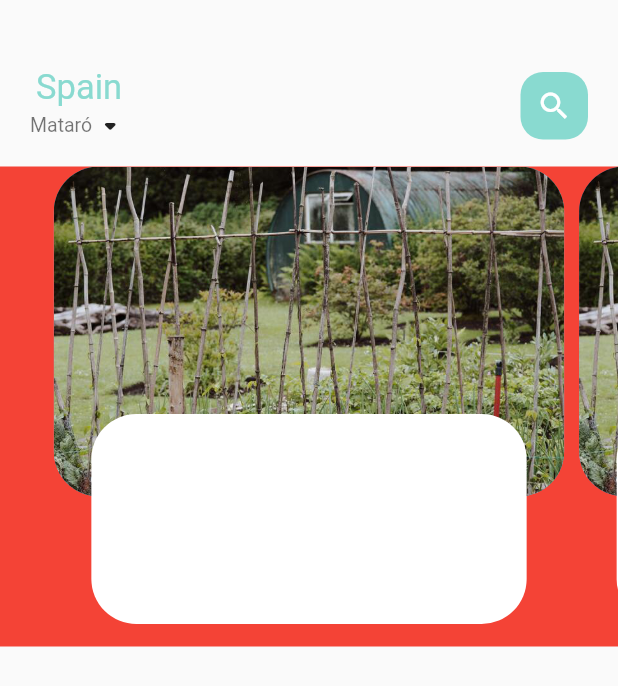
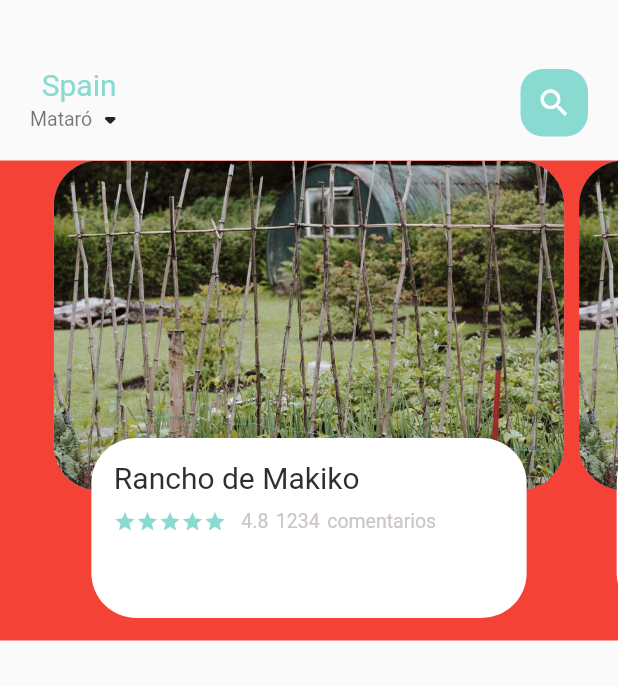
Before and after one commit to GitRockie/farmee, a Flutter app: the screen it shows after launch, on a phone screen of 412 x 824 dp. Shown: the top 686 px of the screen. Run offline on Flutter 3.47's test engine with Material 2 defaults, Android fonts, the phone set to English and light mode, and no system bars.

Commit message:
PageView builder Farms
Calling BigText Widget
Wrap() Widget List.generate  for 5 star rating
Overflow issue need to fix

```diff
--- a/lib/home/farms_page_body.dart
+++ b/lib/home/farms_page_body.dart
@@ -1,3 +1,6 @@
+import 'package:farmee_app/utils/colors.dart';
+import 'package:farmee_app/widgets/big_text.dart';
+import 'package:farmee_app/widgets/small_text.dart';
 import 'package:flutter/material.dart';
 
 class FarmsPageBody extends StatefulWidget {
@@ -40,11 +43,51 @@ class _FarmsPageBodyState extends State<FarmsPageBody> {
         Align(
           alignment: Alignment.bottomCenter,
           child: Container(
-              height: 140,
-              margin: const EdgeInsets.only(left: 30, right: 30, bottom: 15),
-              decoration: BoxDecoration(
-                  borderRadius: BorderRadius.circular(30),
-                  color: Colors.white)),
+            height: 120,
+            margin: const EdgeInsets.only(left: 30, right: 30, bottom: 15),
+            decoration: BoxDecoration(
+                borderRadius: BorderRadius.circular(30), color: Colors.white),
+            child: Container(
+              padding: const EdgeInsets.only(top: 15, left: 15, right: 15),
+              child: Column(
+                crossAxisAlignment: CrossAxisAlignment.start,
+                children: [
+                  BigText(text: 'Rancho de Makiko'),
+                  const SizedBox(height: 10),
+                  Row(
+                    mainAxisAlignment: MainAxisAlignment.start,
+                    children: [
+                      Wrap(
+                        children: List.generate(
+                            5,
+                            (index) => const Icon(
+                                  Icons.star,
+                                  color: AppColors.mainColor,
+                                  size: 15,
+                                )),
+                      ),
+                      const SizedBox(
+                        width: 10,
+                      ),
+                      SmallText(
+                        text: '4.8',
+                      ),
+                      const SizedBox(
+                        width: 5,
+                      ),
+                      SmallText(
+                        text: '1234',
+                      ),
+                      const SizedBox(
+                        width: 5,
+                      ),
+                      SmallText(text: 'comentarios')
+                    ],
+                  )
+                ],
+              ),
+            ),
+          ),
         )
       ],
     );
--- a/lib/widgets/big_text.dart
+++ b/lib/widgets/big_text.dart
@@ -9,7 +9,7 @@ class BigText extends StatelessWidget {
     super.key,
     this.color = const Color(0xFF332d2b),
     required this.text,
-    this.size = 23,
+    this.size = 20,
     this.overFlow = TextOverflow.ellipsis,
   });
 
```
